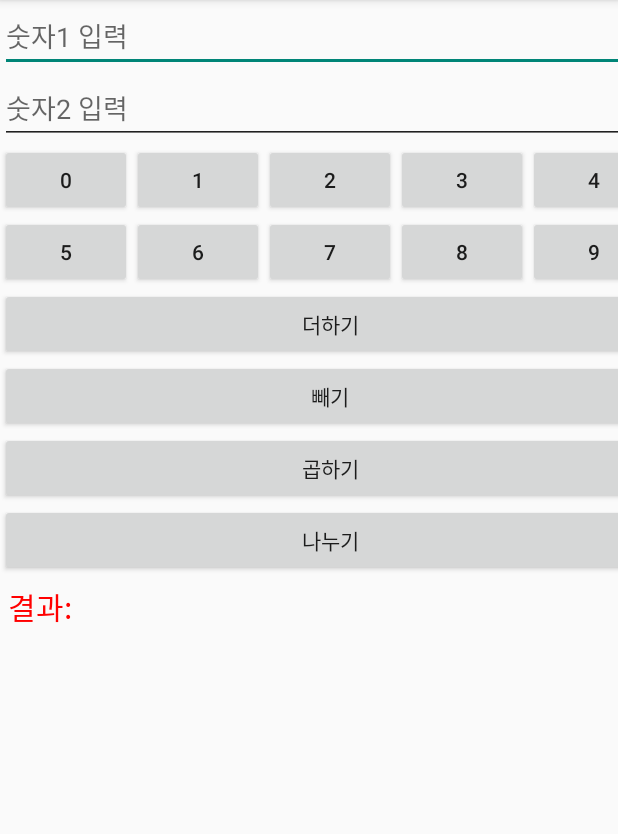
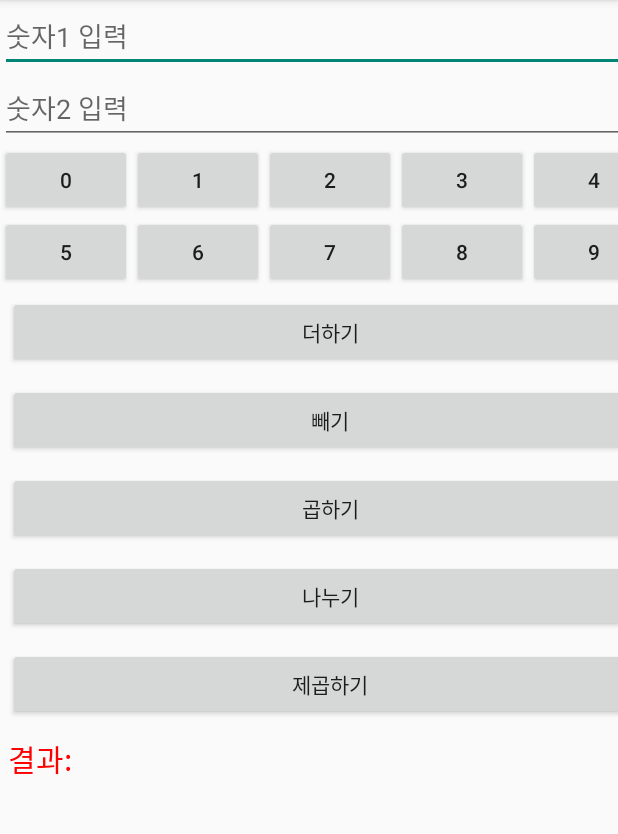
Before and after one commit to iamjooon2-playground/Gandroid-Starter, an Android app: the screen it shows after launch (MainActivity), on a phone screen of 412 x 824 dp, the part 84-918 px from its top. Run offline under Robolectric (Android 15) with nearby library versions, the light colour scheme and no system bars.

Commit message:
0418-04 과제

```diff
--- a/app/src/main/res/layout/activity_main.xml
+++ b/app/src/main/res/layout/activity_main.xml
@@ -1,27 +1,15 @@
 <?xml version="1.0" encoding="utf-8"?>
-<RelativeLayout xmlns:android="http://schemas.android.com/apk/res/android"
-    xmlns:tools="http://schemas.android.com/tools"
-    android:id="@+id/main"
+<TableLayout xmlns:android="http://schemas.android.com/apk/res/android"
     android:layout_width="match_parent"
-    android:layout_height="match_parent"
-    android:orientation="vertical"
-    android:theme="@style/ThemeOverlay.AppCompat.ActionBar"
-    tools:context=".MainActivity"
-    tools:ignore="ExtraText">
-
-    <TableLayout
-        android:layout_width="match_parent"
-        android:layout_height="match_parent"
-        android:layout_alignParentEnd="true"
-        android:layout_alignParentBottom="true"
-        android:layout_marginEnd="0dp"
-        android:layout_marginBottom="0dp">
+    android:layout_height="wrap_content"
+    android:layout_marginBottom="15dp">
 
     <TableRow>
 
         <EditText
             android:id="@+id/Edit1"
             android:layout_span="5"
+            android:width="0dp"
             android:hint="숫자1 입력" />
     </TableRow>
 
@@ -85,6 +73,7 @@
         <Button
             android:id="@+id/buttonAdd"
             android:layout_span="5"
+            android:layout_margin="5dp"
             android:text="더하기"></Button>
     </TableRow>
 
@@ -93,6 +82,7 @@
         <Button
             android:id="@+id/buttonSubstract"
             android:layout_span="5"
+            android:layout_margin="5dp"
             android:text="빼기"></Button>
     </TableRow>
 
@@ -101,6 +91,7 @@
         <Button
             android:id="@+id/buttonMultiply"
             android:layout_span="5"
+            android:layout_margin="5dp"
             android:text="곱하기"></Button>
     </TableRow>
 
@@ -109,10 +100,20 @@
         <Button
             android:id="@+id/buttonDivide"
             android:layout_span="5"
+            android:layout_margin="5dp"
             android:text="나누기"></Button>
     </TableRow>
 
     <TableRow>
+
+        <Button
+            android:id="@+id/buttonSquare"
+            android:layout_span="5"
+            android:layout_margin="5dp"
+            android:text="제곱하기"></Button>
+    </TableRow>
+
+    <TableRow android:layout_width="match_parent">
 
         <TextView
             android:id="@+id/TextResult"
@@ -183,4 +184,4 @@
     <!--&lt;!&ndash;        android:layout_below="@+id/baseButton1"&ndash;&gt;-->
     <!--&lt;!&ndash;        android:text="2번" />&ndash;&gt;-->
 
-</RelativeLayout>
+    <!--</RelativeLayout>-->
```
Also changed, not shown: app/src/main/java/com/example/gandroid/MainActivity.kt (+22 -5 lines). Lines whose indentation alone changed are shown as unchanged.
